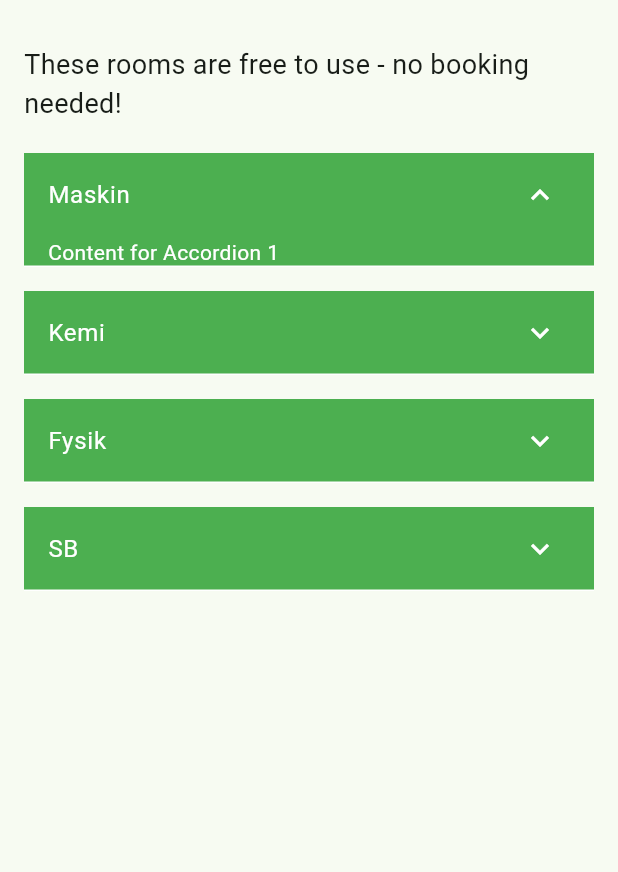
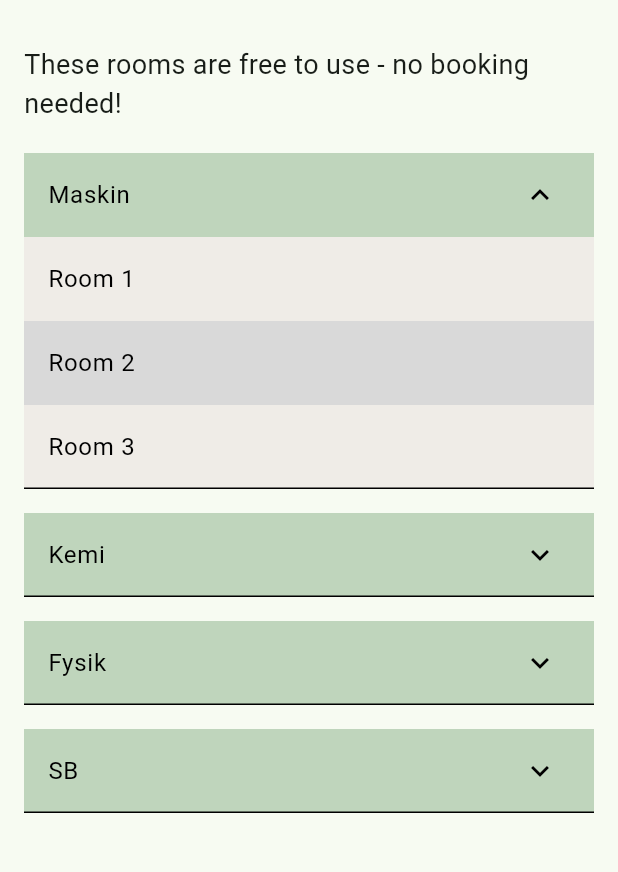
Before and after one commit to fillemon10/kandidat-grupp65-timeedit, a Flutter app: the FirstCome screen opened directly, after a tap on "Maskin", on a phone screen of 412 x 824 dp, the part 63-935 px from its top. Run offline on Flutter 3.47's test engine with Material 3 defaults, Android fonts, the phone set to English and light mode, and no system bars; our stand-ins replace cloud_firestore, firebase_auth, firebase_core, go_router; missing offline and left inert: firebase_ui_auth, qr_code_scanner; accounts and stored records are empty.

Commit message:
first come first serve

```diff
--- a/lib/screens/firstcome.dart
+++ b/lib/screens/firstcome.dart
@@ -19,26 +19,26 @@ class FirstCome extends StatelessWidget {
             SizedBox(height: 20), // Add spacing between the title and accordions
             AccordionWidget(
               title: 'Maskin',
-              content: 'Content for Accordion 1',
-              color: Colors.green, // Set background color to green
+              content: ['Room 1', 'Room 2', 'Room 3'], // Example content list
+              backgroundColor: Color(0xFFBFD5BC), // Set custom color
             ),
             SizedBox(height: 16), // Add spacing between accordion items
             AccordionWidget(
               title: 'Kemi',
-              content: 'Content for Accordion 2',
-              color: Colors.green, // Set background color to green
+              content: ['Room 4', 'Room 5', 'Room 6'], // Example content list
+              backgroundColor: Color(0xFFBFD5BC), // Set custom color
             ),
             SizedBox(height: 16), // Add spacing between accordion items
             AccordionWidget(
               title: 'Fysik',
-              content: 'Content for Accordion 3',
-              color: Colors.green, // Set background color to green
+              content: ['Room 7', 'Room 8', 'Room 9'], // Example content list
+              backgroundColor: Color(0xFFBFD5BC), // Set custom color
             ),
             SizedBox(height: 16), // Add spacing between accordion items
             AccordionWidget(
               title: 'SB',
-              content: 'Content for Accordion 4',
-              color: Colors.green, // Set background color to green
+              content: ['Room 10', 'Room 11', 'Room 12'], // Example content list
+              backgroundColor: Color(0xFFBFD5BC), // Set custom color
             ),
           ],
         ),
@@ -49,10 +49,10 @@ class FirstCome extends StatelessWidget {
 
 class AccordionWidget extends StatefulWidget {
   final String title;
-  final String content;
-  final Color color; // Background color
+  final List<String> content;
+  final Color backgroundColor; // Background color
 
-  AccordionWidget({required this.title, required this.content, required this.color});
+  AccordionWidget({required this.title, required this.content, required this.backgroundColor});
 
   @override
   _AccordionWidgetState createState() => _AccordionWidgetState();
@@ -64,14 +64,14 @@ class _AccordionWidgetState extends State<AccordionWidget> {
   @override
   Widget build(BuildContext context) {
     return Container(
-      color: widget.color, // Set the background color
+      color: widget.backgroundColor, // Set the background color
       child: Column(
         crossAxisAlignment: CrossAxisAlignment.start,
         children: [
           ListTile(
             title: Text(
               widget.title,
-              style: TextStyle(color: Colors.white), // Set text color to white for contrast
+              style: TextStyle(color: Colors.black), // Set text color to black
             ),
             onTap: () {
               setState(() {
@@ -80,18 +80,134 @@ class _AccordionWidgetState extends State<AccordionWidget> {
             },
             trailing: Icon(
               _expanded ? Icons.keyboard_arrow_up : Icons.keyboard_arrow_down,
-              color: Colors.white, // Set icon color to white for contrast
+              color: Colors.black, // Set icon color to black
             ),
           ),
           if (_expanded)
-            Padding(
-              padding: const EdgeInsets.symmetric(horizontal: 16.0),
-              child: Text(
-                widget.content,
-                style: TextStyle(color: Colors.white), // Set text color to white for contrast
-              ),
+            Column(
+              crossAxisAlignment: CrossAxisAlignment.start,
+              children: widget.content
+                  .asMap()
+                  .entries
+                  .map(
+                    (entry) => GestureDetector(
+                      onTap: () {
+                        _showRoomInfoDialog(context, entry.value);
+                      },
+                      child: Container(
+                        color: entry.key.isOdd ? Color(0xFFD9D9D9) : Color(0xFFEFECE7),
+                        child: ListTile(
+                          title: Text(
+                            entry.value,
+                            style: TextStyle(color: Colors.black), // Set text color to black
+                          ),
+                        ),
+                      ),
+                    ),
+                  )
+                  .toList(),
             ),
-          Divider(height: 0, color: Colors.white), // Set divider color to white for contrast
+          Divider(height: 0, color: Colors.black), // Set divider color to black
+        ],
+      ),
+    );
+  }
+
+  void _showRoomInfoDialog(BuildContext context, String roomName) {
+    showDialog(
+      context: context,
+      builder: (BuildContext context) {
+        return CustomDialog(
+          roomName: roomName,
+          onClose: () {
+            Navigator.of(context).pop();
+          },
+        );
+      },
+    );
+  }
+}
+
+class CustomDialog extends StatelessWidget {
+  final String roomName;
+  final VoidCallback onClose;
+
+  const CustomDialog({Key? key, required this.roomName, required this.onClose}) : super(key: key);
+
+  @override
+  Widget build(BuildContext context) {
+    return Dialog(
+      shape: RoundedRectangleBorder(borderRadius: BorderRadius.circular(16.0)),
+      backgroundColor: Color(0xFFF0F0F0), // Set background color to F0F0F0
+      child: Column(
+        mainAxisSize: MainAxisSize.min,
+        children: [
+          Container(
+            padding: EdgeInsets.all(16.0),
+            child: Row(
+              mainAxisAlignment: MainAxisAlignment.spaceBetween,
+              children: [
+                Text(
+                  roomName,
+                  style: TextStyle(fontSize: 18, fontWeight: FontWeight.bold, color: Colors.black),
+                ),
+                IconButton(
+                  icon: Icon(Icons.close),
+                  onPressed: onClose,
+                  color: Colors.black,
+                ),
+              ],
+            ),
+          ),
+          Padding(
+            padding: EdgeInsets.all(16.0),
+            child: Column(
+              crossAxisAlignment: CrossAxisAlignment.start,
+              children: [
+                _buildInfoRow('House:', 'Sample House'),
+                _buildInfoRow('Size:', 'Sample Size'),
+                _buildInfoRow('Amenities:', 'Sample Amenities'),
+                SizedBox(height: 16),
+                Row(
+                  mainAxisAlignment: MainAxisAlignment.spaceBetween,
+                  children: [
+                    ElevatedButton(
+                      onPressed: () {
+                        // Add action for Get Directions button here
+                      },
+                      style: ButtonStyle(
+                        backgroundColor: MaterialStateProperty.all(Color(0xFFBFD5BC)), // Set background color
+                      ),
+                      child: Text('Get Directions?'),
+                    ),
+                    OutlinedButton(
+                      onPressed: onClose,
+                      style: OutlinedButton.styleFrom(
+                        side: BorderSide(color: Color(0xFFEFECEC)), // Set border color
+                      ),
+                      child: Text('Close'),
+                    ),
+                  ],
+                ),
+              ],
+            ),
+          ),
+        ],
+      ),
+    );
+  }
+
+  Widget _buildInfoRow(String label, String value) {
+    return Padding(
+      padding: const EdgeInsets.symmetric(vertical: 4.0),
+      child: Row(
+        children: [
+          Text(
+            label,
+            style: TextStyle(fontWeight: FontWeight.bold),
+          ),
+          SizedBox(width: 8),
+          Text(value),
         ],
       ),
     );
```
